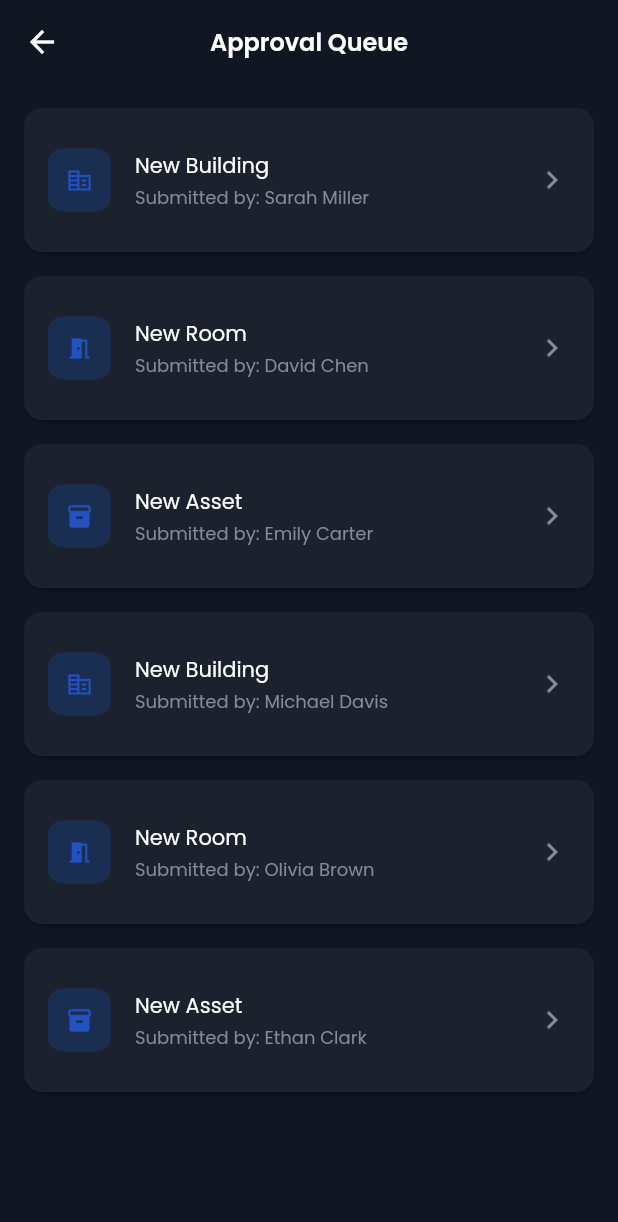
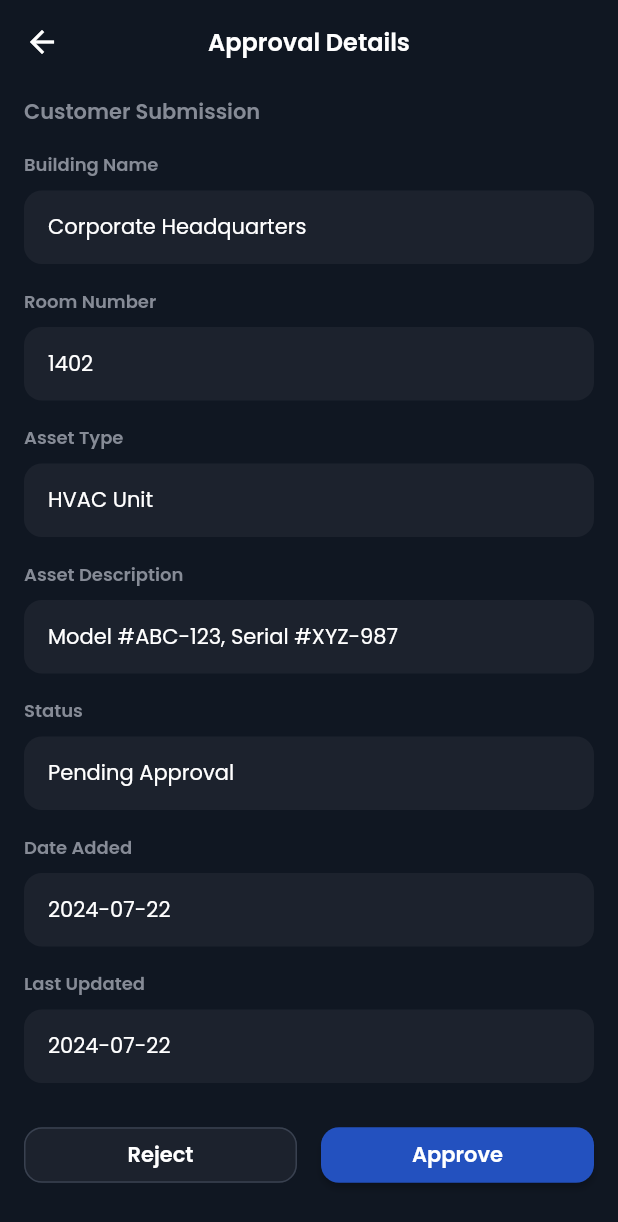
Before and after one commit to htetwai18/sync_pro_project, a Flutter app: the screen it shows after launch, after a tap on "New Building", on a phone screen of 412 x 824 dp. Shown: the top 1222 px of the screen. Run offline on Flutter 3.47's test engine with Material 3 defaults, Android fonts, the phone set to English and light mode, and no system bars; our stand-ins replace google_fonts, page_transition.

Commit message:
approveal queue list and detail

```diff
--- a/lib/config/app_string.dart
+++ b/lib/config/app_string.dart
@@ -1,5 +1,17 @@
-class AppString{
+class AppString {
+  static const String approvalQueue = "Approval Queue";
+  static const String approvalDetails = "Approval Details";
 
-  static const String approvalQueue = "Approval Queue";
+  static const String customerSubmission = "Customer Submission";
+  static const String buildingName = "Building Name";
+  static const String roomNumber = "Room Number";
+  static const String assetType = "Asset Type";
+  static const String assetDescription = "Asset Description";
+  static const String status = "Status";
+  static const String dateAdded = "Date Added";
+  static const String lastUpdated = "Last Updated";
+
   static const String submittedBy = "Submitted by";
+  static const String approve = "Approve";
+  static const String reject = "Reject";
 }
--- a/lib/presentation/admin/display_models/approval_item_display_model.dart
+++ b/lib/presentation/admin/display_models/approval_item_display_model.dart
@@ -5,11 +5,26 @@ class ApprovalItemDisplayModel {
   final String title;
   final String submittedBy;
   final IconData icon;
+  // detail fields
+  final String buildingName;
+  final String roomNumber;
+  final String assetType;
+  final String assetDescription;
+  final String statusText;
+  final String dateAdded;
+  final String lastUpdated;
 
   const ApprovalItemDisplayModel({
     required this.title,
     required this.submittedBy,
     required this.icon,
+    required this.buildingName,
+    required this.roomNumber,
+    required this.assetType,
+    required this.assetDescription,
+    required this.statusText,
+    required this.dateAdded,
+    required this.lastUpdated,
   });
 }
 
@@ -17,19 +32,39 @@ class ApprovalItemDisplayModel {
 /// will replace from api fetch later
 List<ApprovalItemDisplayModel> approvalItems = const [
   ApprovalItemDisplayModel(
-      title: 'New Building',
-      submittedBy: 'Sarah Miller',
-      icon: Icons.corporate_fare),
+    title: 'New Building',
+    submittedBy: 'Sarah Miller',
+    icon: Icons.corporate_fare,
+    buildingName: 'Corporate Headquarters',
+    roomNumber: '1402',
+    assetType: 'HVAC Unit',
+    assetDescription: 'Model #ABC-123, Serial #XYZ-987',
+    statusText: 'Pending Approval',
+    dateAdded: '2024-07-22',
+    lastUpdated: '2024-07-22',
+  ),
   ApprovalItemDisplayModel(
-      title: 'New Room', submittedBy: 'David Chen', icon: Icons.meeting_room),
+    title: 'New Room',
+    submittedBy: 'David Chen',
+    icon: Icons.meeting_room,
+    buildingName: 'West Campus',
+    roomNumber: 'B12',
+    assetType: 'Room',
+    assetDescription: 'Conference room renovation',
+    statusText: 'Pending Approval',
+    dateAdded: '2024-07-21',
+    lastUpdated: '2024-07-22',
+  ),
   ApprovalItemDisplayModel(
-      title: 'New Asset', submittedBy: 'Emily Carter', icon: Icons.inventory_2),
-  ApprovalItemDisplayModel(
-      title: 'New Building',
-      submittedBy: 'Michael Davis',
-      icon: Icons.corporate_fare),
-  ApprovalItemDisplayModel(
-      title: 'New Room', submittedBy: 'Olivia Brown', icon: Icons.meeting_room),
-  ApprovalItemDisplayModel(
-      title: 'New Asset', submittedBy: 'Ethan Clark', icon: Icons.inventory_2),
+    title: 'New Asset',
+    submittedBy: 'Emily Carter',
+    icon: Icons.inventory_2,
+    buildingName: 'R&D Center',
+    roomNumber: '220',
+    assetType: '3D Printer',
+    assetDescription: 'Model Mark X7',
+    statusText: 'Pending Approval',
+    dateAdded: '2024-07-20',
+    lastUpdated: '2024-07-21',
+  ),
 ];
--- /dev/null
+++ b/lib/presentation/admin/screen/approval_detail_screen.dart
@@ -0,0 +1,112 @@
+import 'package:flutter/material.dart';
+import 'package:sync_pro/config/app_color.dart';
+import 'package:sync_pro/config/app_string.dart';
+import 'package:sync_pro/config/extension.dart';
+import 'package:sync_pro/config/measurement.dart';
+import 'package:sync_pro/presentation/admin/display_models/approval_item_display_model.dart';
+import 'package:sync_pro/presentation/admin/widgets/read_only_field.dart';
+
+class ApprovalDetailScreen extends StatelessWidget {
+  final ApprovalItemDisplayModel item;
+
+  const ApprovalDetailScreen({super.key, required this.item});
+
+  @override
+  Widget build(BuildContext context) {
+    return Scaffold(
+      backgroundColor: AppColor.background,
+      appBar: AppBar(
+        backgroundColor: AppColor.background,
+        elevation: Measurement.generalSize0,
+        leading: IconButton(
+          icon: const Icon(Icons.arrow_back, color: AppColor.white),
+          onPressed: () => Navigator.of(context).pop(),
+        ),
+        title: const Text(AppString.approvalDetails).largeBold(AppColor.white),
+        centerTitle: true,
+      ),
+      body: SingleChildScrollView(
+        padding: Measurement.generalSize16.horizontalIsToVertical,
+        child: Column(
+          crossAxisAlignment: CrossAxisAlignment.start,
+          children: [
+            const Text(AppString.customerSubmission).mediumBold(AppColor.grey),
+            Measurement.generalSize16.height,
+            ReadOnlyField(
+              label: AppString.buildingName,
+              value: item.buildingName,
+            ),
+            Measurement.generalSize16.height,
+            ReadOnlyField(
+              label: AppString.roomNumber,
+              value: item.roomNumber,
+            ),
+            Measurement.generalSize16.height,
+            ReadOnlyField(
+              label: AppString.assetType,
+              value: item.assetType,
+            ),
+            Measurement.generalSize16.height,
+            ReadOnlyField(
+              label: AppString.assetDescription,
+              value: item.assetDescription,
+              maxLines: 3,
+            ),
+            Measurement.generalSize16.height,
+            ReadOnlyField(
+              label: AppString.status,
+              value: item.statusText,
+            ),
+            Measurement.generalSize16.height,
+            ReadOnlyField(
+              label: AppString.dateAdded,
+              value: item.dateAdded,
+            ),
+            Measurement.generalSize16.height,
+            ReadOnlyField(
+              label: AppString.lastUpdated,
+              value: item.lastUpdated,
+            ),
+            Measurement.generalSize24.height,
+            Row(
+              children: [
+                Expanded(
+                  child: OutlinedButton(
+                    style: OutlinedButton.styleFrom(
+                      side: const BorderSide(color: AppColor.greyPercentCircle),
+                      foregroundColor: AppColor.white,
+                      padding: Measurement.generalSize16.horizontalIsToVertical,
+                      shape: RoundedRectangleBorder(
+                        borderRadius: Measurement.generalSize12.allRadius,
+                      ),
+                      backgroundColor: AppColor.blueField,
+                    ),
+                    onPressed: () {},
+                    child:
+                        const Text(AppString.reject).mediumBold(AppColor.white),
+                  ),
+                ),
+                Measurement.generalSize16.width,
+                Expanded(
+                  child: ElevatedButton(
+                    style: ElevatedButton.styleFrom(
+                      backgroundColor: AppColor.blueStatusInner,
+                      foregroundColor: AppColor.white,
+                      padding: Measurement.generalSize16.horizontalIsToVertical,
+                      shape: RoundedRectangleBorder(
+                        borderRadius: Measurement.generalSize12.allRadius,
+                      ),
+                    ),
+                    onPressed: () {},
+                    child: const Text(AppString.approve)
+                        .mediumBold(AppColor.white),
+                  ),
+                ),
+              ],
+            ),
+          ],
+        ),
+      ),
+    );
+  }
+}
--- a/lib/presentation/admin/widgets/approval_list_item.dart
+++ b/lib/presentation/admin/widgets/approval_list_item.dart
@@ -4,7 +4,9 @@ import 'package:sync_pro/config/app_color.dart';
 import 'package:sync_pro/config/app_string.dart';
 import 'package:sync_pro/config/extension.dart';
 import 'package:sync_pro/config/measurement.dart';
+import 'package:sync_pro/config/routing.dart';
 import 'package:sync_pro/presentation/admin/display_models/approval_item_display_model.dart';
+import 'package:sync_pro/presentation/admin/screen/approval_detail_screen.dart';
 
 class ApprovalListItem extends StatelessWidget {
   final ApprovalItemDisplayModel item;
@@ -47,7 +49,7 @@ class ApprovalListItem extends StatelessWidget {
           color: AppColor.grey,
         ),
         onTap: () {
-          // Handle item tap
+          Routing.transition(context, ApprovalDetailScreen(item: item));
         },
       ),
     );
--- /dev/null
+++ b/lib/presentation/admin/widgets/read_only_field.dart
@@ -0,0 +1,44 @@
+import 'package:flutter/material.dart';
+import 'package:sync_pro/config/app_color.dart';
+import 'package:sync_pro/config/extension.dart';
+import 'package:sync_pro/config/measurement.dart';
+
+class ReadOnlyField extends StatelessWidget {
+  final String label;
+  final String value;
+  final int maxLines;
+
+  const ReadOnlyField({
+    super.key,
+    required this.label,
+    required this.value,
+    this.maxLines = 1,
+  });
+
+  @override
+  Widget build(BuildContext context) {
+    return Column(
+      crossAxisAlignment: CrossAxisAlignment.start,
+      children: [
+        Text(label).smallBold(AppColor.grey),
+        Measurement.generalSize8.height,
+        Container(
+          width: double.infinity,
+          padding: const EdgeInsets.symmetric(
+            horizontal: Measurement.generalSize16,
+            vertical: Measurement.generalSize14,
+          ),
+          decoration: BoxDecoration(
+            color: AppColor.blueField,
+            borderRadius: Measurement.generalSize12.allRadius,
+          ),
+          child: Text(
+            value,
+            maxLines: maxLines,
+            overflow: TextOverflow.ellipsis,
+          ).mediumNormal(AppColor.white),
+        ),
+      ],
+    );
+  }
+}
```
